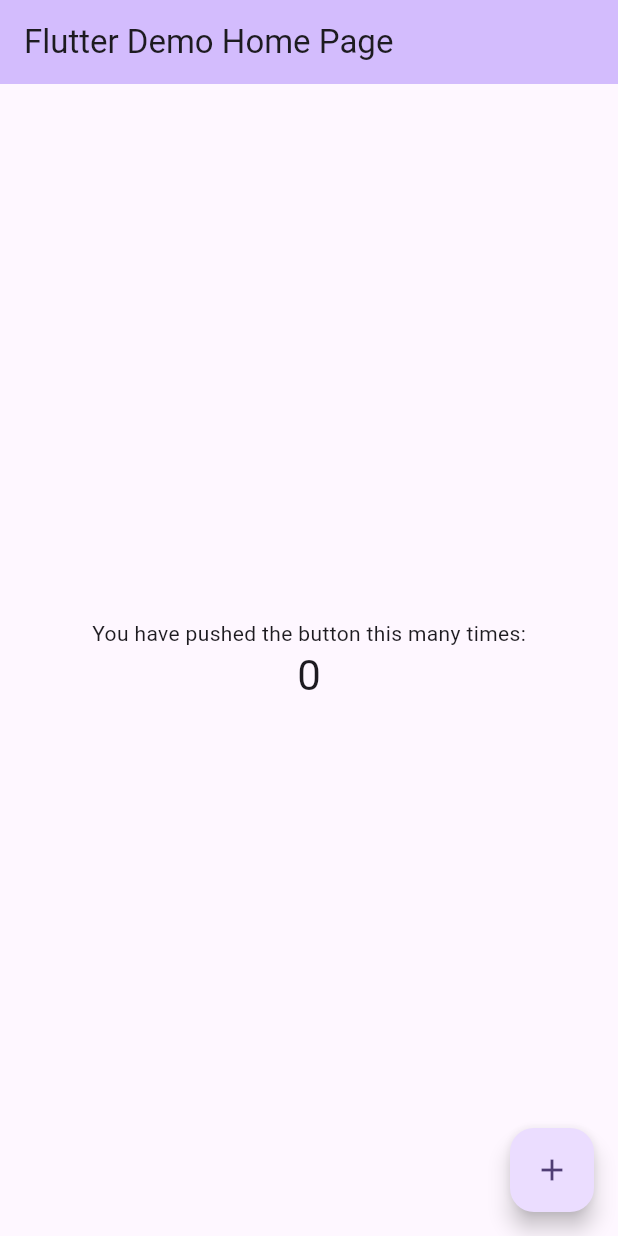
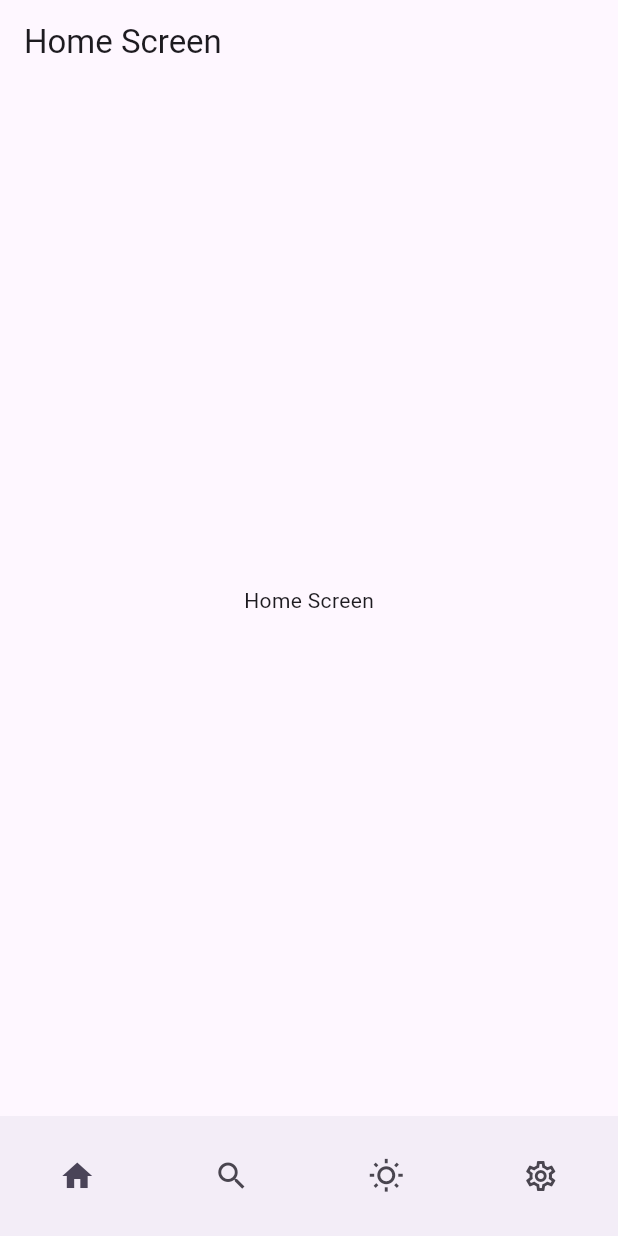
Before and after one commit to addiscodr/addis_weather_v2, a Flutter app: the screen it shows after launch, on a phone screen of 412 x 824 dp. Run offline on Flutter 3.47's test engine with Material 3 defaults, Android fonts, the phone set to English and light mode, and no system bars; our stand-ins replace dio, flutter_riverpod, geolocator, jiffy.

Commit message:
Add home_screen.dart to code base; modify main.dart

```diff
--- a/lib/main.dart
+++ b/lib/main.dart
@@ -1,3 +1,4 @@
+import 'package:addis_weather_v2/screens/home_screen.dart';
 import 'package:flutter/material.dart';
 
 void main() {
@@ -11,55 +12,8 @@ class MyApp extends StatelessWidget {
   @override
   Widget build(BuildContext context) {
     return MaterialApp(
-      title: 'Flutter Demo',
-      theme: ThemeData(colorScheme: .fromSeed(seedColor: Colors.deepPurple)),
-      home: const MyHomePage(title: 'Flutter Demo Home Page'),
+      debugShowCheckedModeBanner: false,
+      home: HomeScreen()
     );
   }
 }
-
-class MyHomePage extends StatefulWidget {
-  const MyHomePage({super.key, required this.title});
-
-  final String title;
-
-  @override
-  State<MyHomePage> createState() => _MyHomePageState();
-}
-
-class _MyHomePageState extends State<MyHomePage> {
-  int _counter = 0;
-
-  void _incrementCounter() {
-    setState(() {
-      _counter++;
-    });
-  }
-
-  @override
-  Widget build(BuildContext context) {
-    return Scaffold(
-      appBar: AppBar(
-        backgroundColor: Theme.of(context).colorScheme.inversePrimary,
-        title: Text(widget.title),
-      ),
-      body: Center(
-        child: Column(
-          mainAxisAlignment: .center,
-          children: [
-            const Text('You have pushed the button this many times:'),
-            Text(
-              '$_counter',
-              style: Theme.of(context).textTheme.headlineMedium,
-            ),
-          ],
-        ),
-      ),
-      floatingActionButton: FloatingActionButton(
-        onPressed: _incrementCounter,
-        tooltip: 'Increment',
-        child: const Icon(Icons.add),
-      ),
-    );
-  }
-}
--- /dev/null
+++ b/lib/screens/home_screen.dart
@@ -0,0 +1,61 @@
+import 'package:flutter/material.dart';
+
+class HomeScreen extends StatefulWidget {
+  const HomeScreen({super.key});
+
+  @override
+  State<HomeScreen> createState() => _HomeScreenState();
+}
+
+class _HomeScreenState extends State<HomeScreen> {
+  int _currentPageIndex = 0;
+
+  final _destinations = const [
+    NavigationDestination(
+      icon: Icon(Icons.home_outlined),
+      selectedIcon: Icon(Icons.home),
+      label: '',
+    ),
+    NavigationDestination(
+      icon: Icon(Icons.search_outlined),
+      selectedIcon: Icon(Icons.search),
+      label: '',
+    ),
+    NavigationDestination(
+      icon: Icon(Icons.wb_sunny_outlined),
+      selectedIcon: Icon(Icons.wb_sunny),
+      label: '',
+    ),
+    NavigationDestination(
+      icon: Icon(Icons.settings_outlined),
+      selectedIcon: Icon(Icons.settings),
+      label: '',
+    ),
+  ];
+
+  final _screens = [
+    const Center(child: Text('Home Screen')),
+    const Center(child: Text('Search Screen')),
+    const Center(child: Text('Weather Screen')),
+    const Center(child: Text('Settings Screen')),
+  ];
+
+  @override
+  Widget build(BuildContext context) {
+    return Scaffold(
+      appBar: AppBar(title: const Text('Home Screen')),
+      body: _screens[_currentPageIndex],
+      bottomNavigationBar: NavigationBar(
+        destinations: _destinations,
+        labelBehavior: NavigationDestinationLabelBehavior.alwaysHide,
+        selectedIndex: _currentPageIndex,
+        indicatorColor: Colors.transparent,
+        onDestinationSelected: (index) {
+          setState(() {
+            _currentPageIndex = index;
+          });
+        },
+      ),
+    );
+  }
+}
```
